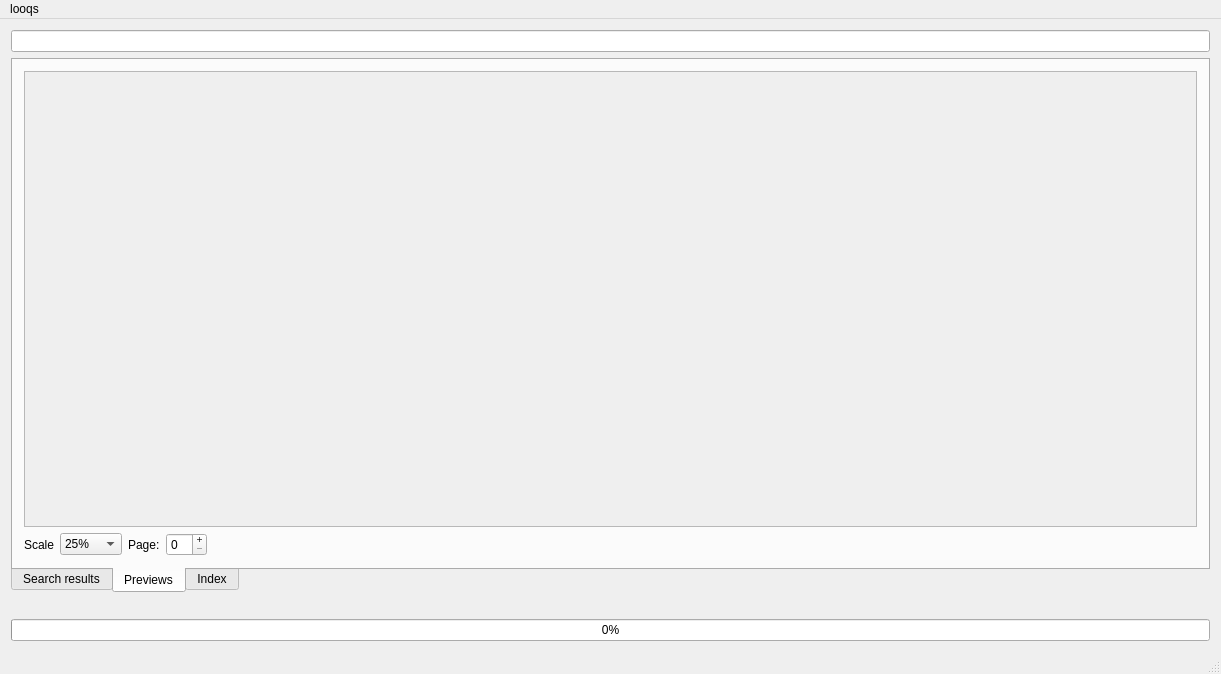
Above: gui/mainwindow.ui from quitesimpleorg/looqs before the change. Below: the same form after it.
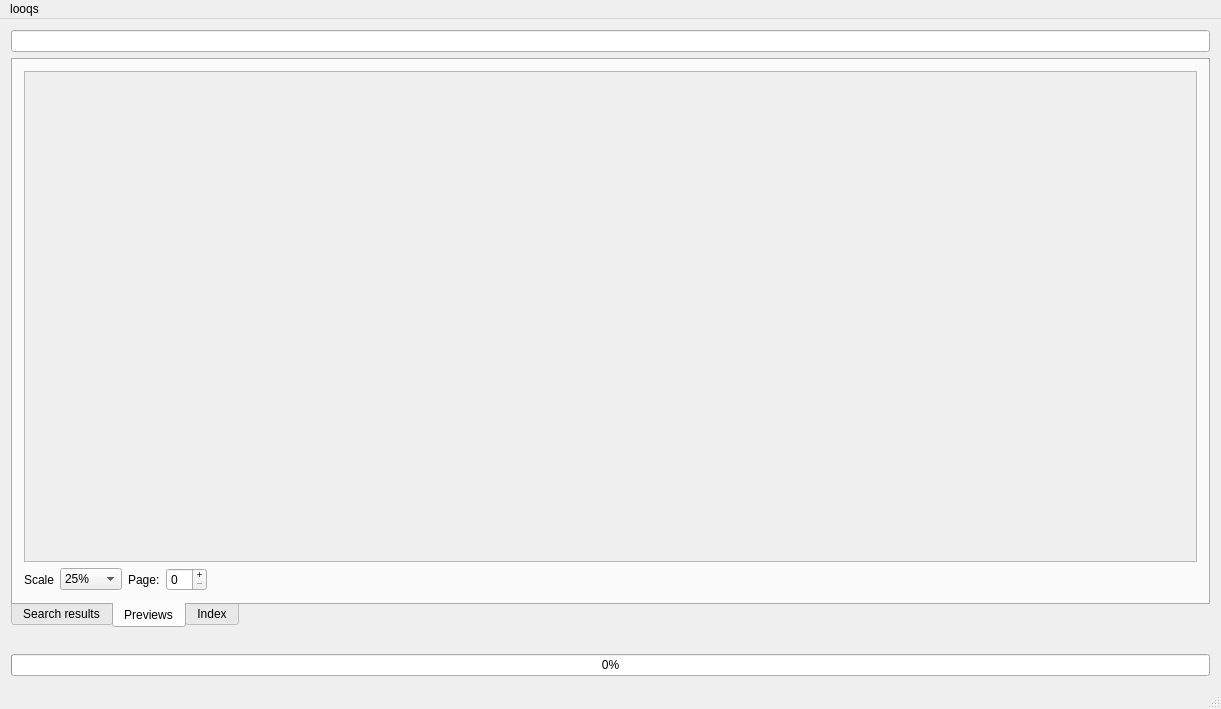
That is the form after the change. The open tabs and pages were chosen to show the change.

Commit message:
gui: mainwindow: Add 'sync index' menu option
Opens a progress dialog while syncing takes place.

Patch:
```diff
--- a/gui/mainwindow.ui
+++ b/gui/mainwindow.ui
@@ -7,7 +7,7 @@
     <x>0</x>
     <y>0</y>
     <width>1221</width>
-    <height>674</height>
+    <height>709</height>
    </rect>
   </property>
   <property name="windowTitle">
@@ -82,7 +82,7 @@
              <x>0</x>
              <y>0</y>
              <width>1185</width>
-             <height>384</height>
+             <height>419</height>
             </rect>
            </property>
            <layout class="QHBoxLayout" name="horizontalLayout"/>
```
Left out of the diff: 7 changed lines with no effect on the pictures. The commit also changes 2 other files.
